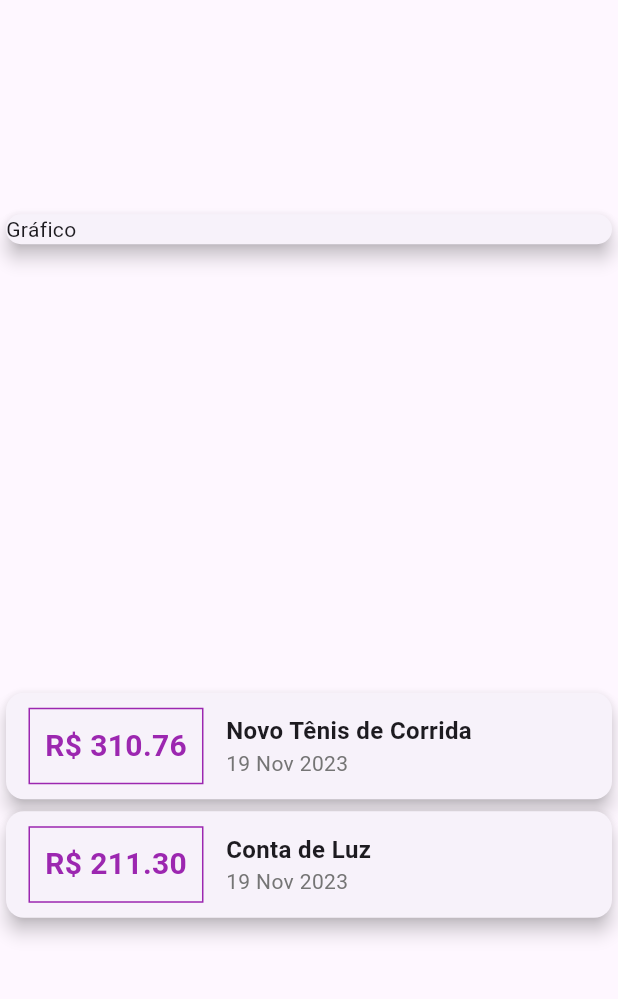
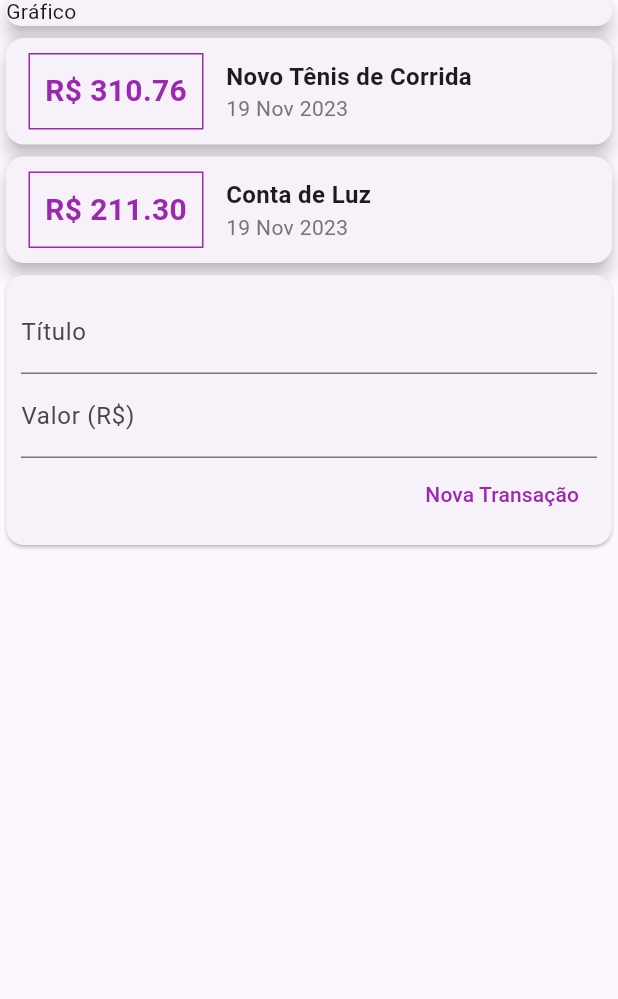
Before and after one commit to leoCardosoDev/flutter_despesas_pessoais_2023, a Flutter app: the screen it shows after launch, on a phone screen of 412 x 824 dp, the part 94-1093 px from its top. Run offline on Flutter 3.47's test engine with Material 3 defaults, Android fonts, the light colour scheme and no system bars.

Commit message:
feat: add inital home with design

```diff
--- a/lib/main.dart
+++ b/lib/main.dart
@@ -33,7 +33,6 @@
         title: const Text('Despesas Pessoais'),
       ),
       body: Column(
-        mainAxisAlignment: MainAxisAlignment.spaceAround,
         crossAxisAlignment: CrossAxisAlignment.stretch,
         children: [
           const SizedBox(
@@ -87,6 +86,27 @@
                       ]),
                     ))
                 .toList(),
+          ),
+          Card(
+            child: Padding(
+              padding: const EdgeInsets.all(10),
+              child: Column(children: [
+                const TextField(
+                  decoration: InputDecoration(labelText: 'Título'),
+                ),
+                const TextField(
+                  decoration: InputDecoration(labelText: 'Valor (R\$)'),
+                ),
+                Align(
+                  alignment: Alignment.centerRight,
+                  child: TextButton(
+                    onPressed: () {},
+                    style: TextButton.styleFrom(foregroundColor: Colors.purple),
+                    child: const Text('Nova Transação'),
+                  ),
+                )
+              ]),
+            ),
           )
         ],
       ),
```
